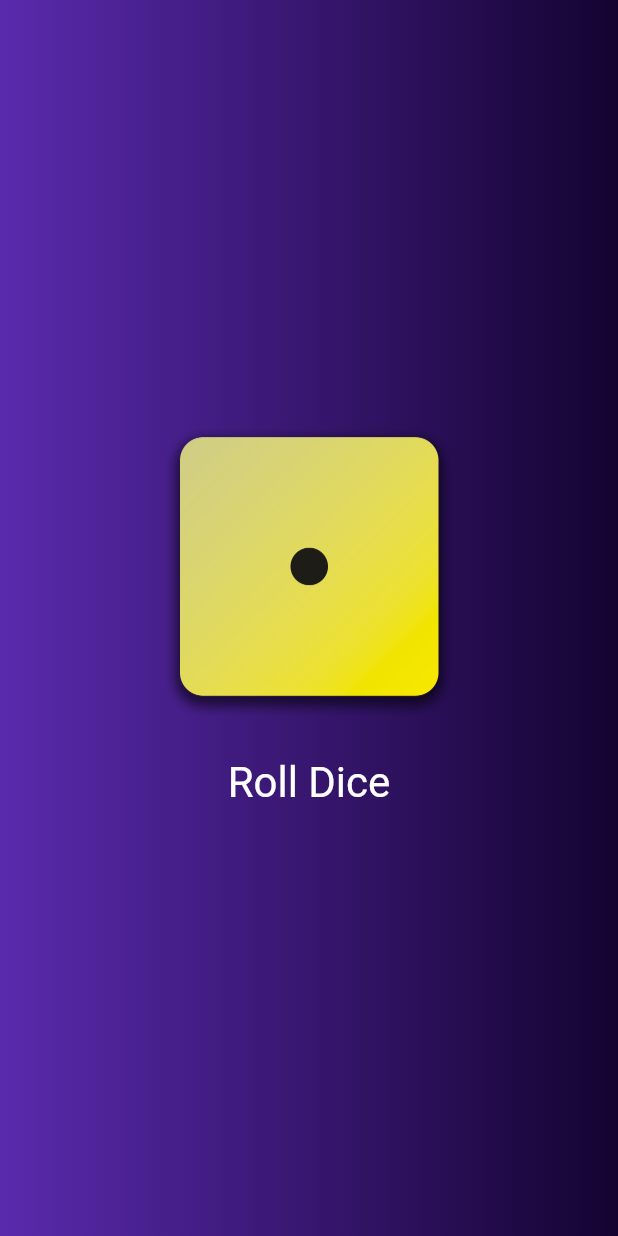
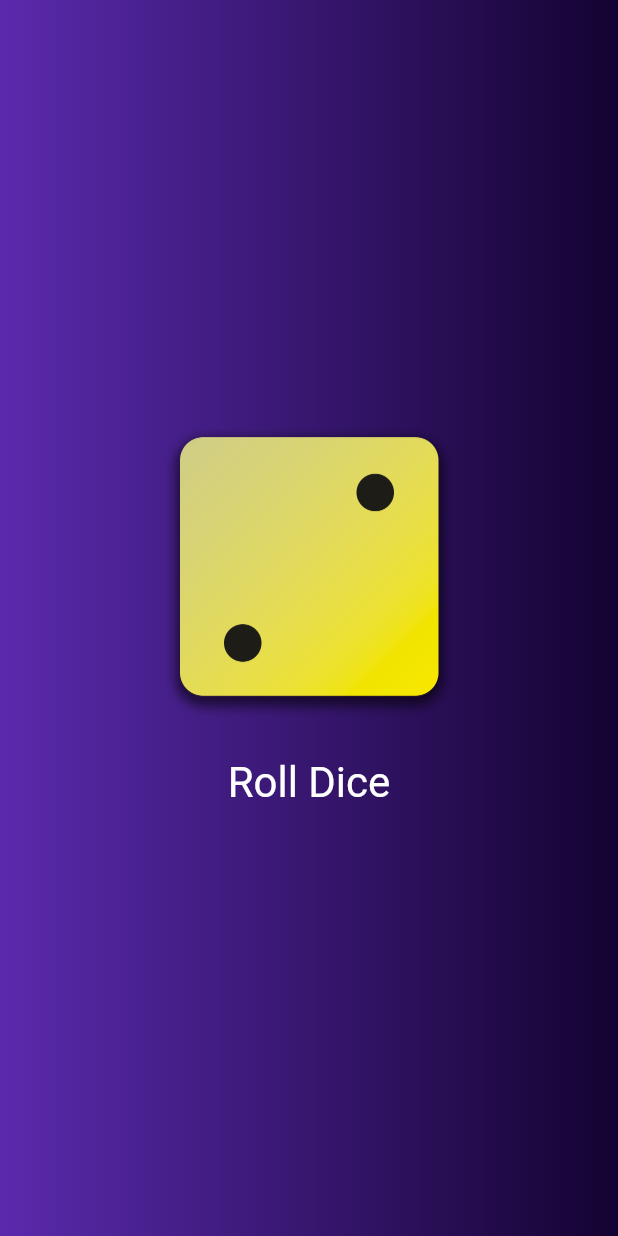
Before and after one commit to kevinbrowndc/flutter_app1, a Flutter app: the screen it shows after launch, on a phone screen of 412 x 824 dp. Run offline on Flutter 3.47's test engine with Material 3 defaults, Android fonts, the phone set to English and light mode, and no system bars.

Commit message:
dice app final

```diff
--- a/lib/dice_roller.dart
+++ b/lib/dice_roller.dart
@@ -1,4 +1,7 @@
 import 'package:flutter/material.dart';
+import 'dart:math';
+
+final randomizer = Random();
 
 class DiceRoller extends StatefulWidget{
   const DiceRoller({super.key});
@@ -12,10 +15,12 @@ class DiceRoller extends StatefulWidget{
 
 class _DiceRollerState extends State<DiceRoller>{
 
-  var activeDiceImage = 'assets/dice-1.png';
+  var currentDiceRoll = 2;
+
     void rolldice() {
       setState(() {
-        activeDiceImage = 'assets/dice-5.png';
+          currentDiceRoll = randomizer.nextInt(6) + 1;
+
         print('changing wookie...');
               });
       }
@@ -24,7 +29,7 @@ class _DiceRollerState extends State<DiceRoller>{
 build(context){
   return Column(
     mainAxisSize: MainAxisSize.min,
-    children: [Image.asset(activeDiceImage, width: 200,),
+    children: [Image.asset('assets/dice-$currentDiceRoll.png', width: 200,),
   const SizedBox(height: 20),
   TextButton(
     onPressed: rolldice,
```
